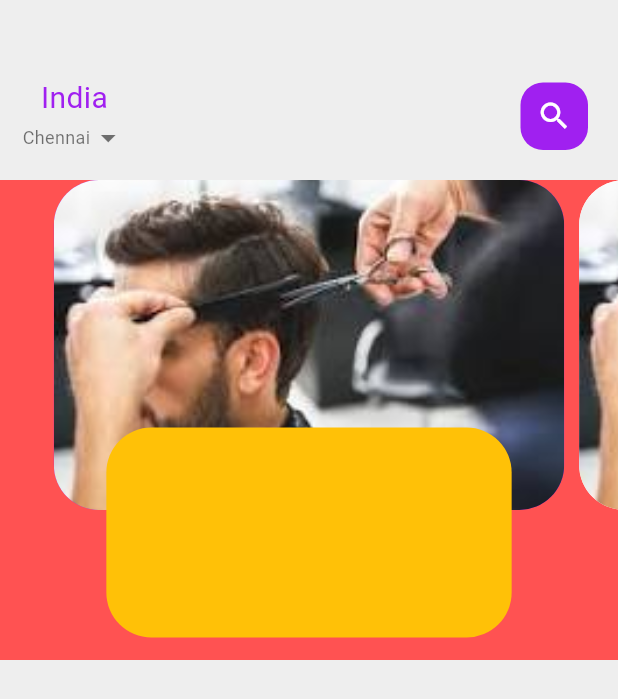
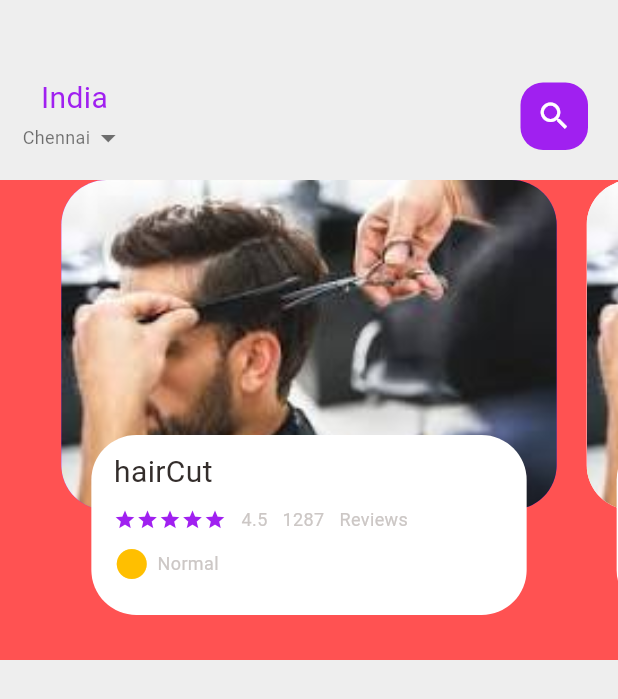
Before and after one commit to MohamedArafath205/Flutterproject, a Flutter app: the screen it shows after launch, on a phone screen of 412 x 824 dp. Shown: the top 699 px of the screen. Run offline on Flutter 3.47's test engine with Material 3 defaults, Android fonts, the light colour scheme and no system bars.

Commit message:
updates on carousel

```diff
--- a/lib/colors.dart
+++ b/lib/colors.dart
@@ -3,4 +3,5 @@ import 'dart:ui';
 class AppColors {
   static final Color primaryColor = const Color(0xFFA020F0);
   static final Color textColor = const Color(0xFFFFFFFF);
+  static final Color Color1 = const Color(0xFFFFBF00);
 }
--- a/lib/components/carousel.dart
+++ b/lib/components/carousel.dart
@@ -1,4 +1,7 @@
 import 'package:clickandcut/colors.dart';
+import 'package:clickandcut/components/big_text.dart';
+import 'package:clickandcut/components/icon_and_text_widget.dart';
+import 'package:clickandcut/components/small_text.dart';
 import 'package:flutter/material.dart';
 
 class Carousel extends StatefulWidget {
@@ -28,7 +31,7 @@ class _CarouselState extends State<Carousel> {
       children: [
         Container(
           height: 220,
-          margin: const EdgeInsets.only(left: 5, right: 5),
+          margin: const EdgeInsets.only(left: 10, right: 10),
           decoration: BoxDecoration(
               borderRadius: BorderRadius.circular(30),
               color: Index.isEven ? AppColors.primaryColor : Colors.white,
@@ -39,11 +42,45 @@ class _CarouselState extends State<Carousel> {
         Align(
           alignment: Alignment.bottomCenter,
           child: Container(
-            height: 140,
-            margin: const EdgeInsets.only(left: 40, right: 40, bottom: 15),
+            height: 120,
+            margin: const EdgeInsets.only(left: 30, right: 30, bottom: 30),
             decoration: BoxDecoration(
               borderRadius: BorderRadius.circular(30),
-              color: Colors.amber,
+              color: Colors.white,
+            ),
+            child: Container(
+              padding: const EdgeInsets.only(top: 10, left: 15, right: 15),
+              child: Column(
+                  crossAxisAlignment: CrossAxisAlignment.start,
+                  children: [
+                    BigText(text: "hairCut"),
+                    const SizedBox(height: 10),
+                    Row(
+                      children: [
+                        Wrap(
+                            children: List.generate(
+                                5,
+                                (index) => Icon(Icons.star,
+                                    color: AppColors.primaryColor, size: 15))),
+                        const SizedBox(width: 10),
+                        SmallText(text: "4.5"),
+                        const SizedBox(width: 10),
+                        SmallText(text: "1287"),
+                        const SizedBox(width: 10),
+                        SmallText(text: "Reviews"),
+                      ],
+                    ),
+                    const SizedBox(height: 10),
+                    Row(
+                      children: [
+                        IconAndText(
+                          icon: Icons.circle_sharp,
+                          text: "Normal",
+                          iconColor: AppColors.Color1,
+                        )
+                      ],
+                    )
+                  ]),
             ),
           ),
         ),
--- /dev/null
+++ b/lib/components/icon_and_text_widget.dart
@@ -0,0 +1,28 @@
+import 'package:clickandcut/components/small_text.dart';
+import 'package:flutter/material.dart';
+
+class IconAndText extends StatelessWidget {
+  final IconData icon;
+  final String text;
+  final Color iconColor;
+  const IconAndText(
+      {super.key,
+      required this.icon,
+      required this.text,
+      required this.iconColor});
+
+  @override
+  Widget build(BuildContext context) {
+    return Row(
+      children: [
+        Icon(icon, color: iconColor),
+        const SizedBox(
+          width: 5,
+        ),
+        SmallText(
+          text: text,
+        )
+      ],
+    );
+  }
+}
```
